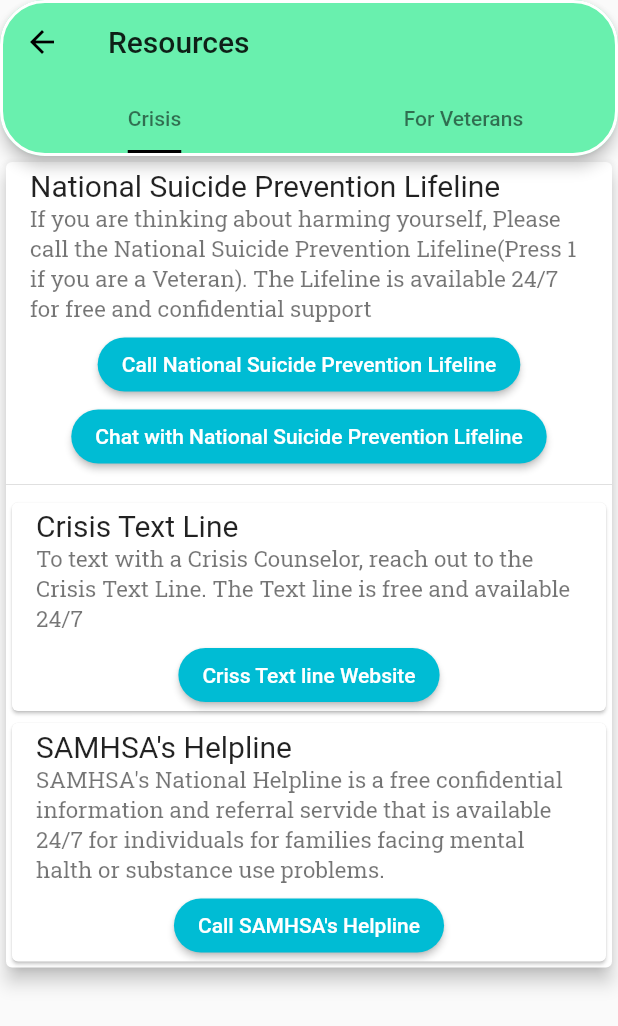
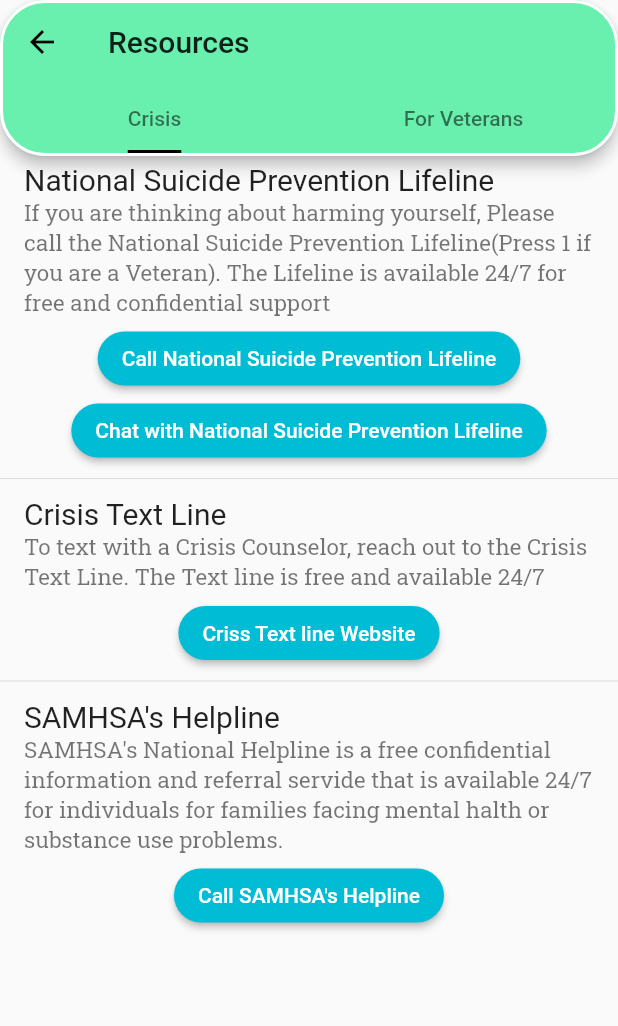
Before and after one commit to Kurama-tech/safety-ui, a Flutter app: the Resources screen opened by its route, on a phone screen of 412 x 824 dp. Shown: the top 1026 px of the screen. Run offline on Flutter 3.47's test engine with Material 2 defaults, Android fonts, the phone set to English and light mode, and no system bars; our stand-ins replace date_format, flare_flutter, flutter_local_notifications, flutter_speed_dial, google_fonts, rxdart and 2 more; accounts and stored records are empty; statements that could not run were skipped.

Commit message:
fix noti

```diff
--- a/lib/view/resourcesView.dart
+++ b/lib/view/resourcesView.dart
@@ -48,12 +48,7 @@ class _ResourcesState extends State<Resources> with TickerProviderStateMixin {
         controller: _tabController,
         children: <Widget>[
 
-          Container(
-            child:SingleChildScrollView(
-            child: Card(
-              elevation: 5,
-              clipBehavior: Clip.antiAlias,
-              child: Column(children: [
+            Column(children: [
                 ListTile(
                   //leading: Icon(Icons.label_important),
                   title: const Text(
@@ -88,8 +83,8 @@ class _ResourcesState extends State<Resources> with TickerProviderStateMixin {
                   child: Text("Chat with National Suicide Prevention Lifeline"),
                 ),
                 Divider(),
-                Card(
-                  child: Column(children: [
+
+                 Column(children: [
                     ListTile(
                       //leading: Icon(Icons.label_important),
                       title: const Text(
@@ -116,10 +111,8 @@ class _ResourcesState extends State<Resources> with TickerProviderStateMixin {
                       child: Text("Criss Text line Website"),
                     ),
                   ]),
-                ),
-                Card(
-                  clipBehavior: Clip.antiAlias,
-                  child: Column(children: [
+                  Divider(),
+                 Column(children: [
                     ListTile(
                       //leading: Icon(Icons.label_important),
                       title: const Text(
@@ -146,19 +139,14 @@ class _ResourcesState extends State<Resources> with TickerProviderStateMixin {
                       child: Text("Call SAMHSA's Helpline"),
                     ),
                   ]),
-                ),
+
               ]),
-            ),
-          ),),
 
 
-          Container(
-            child:SingleChildScrollView(
 
-            child: Card(
 
-              clipBehavior: Clip.antiAlias,
-              child: Column(children: [
+          SingleChildScrollView(
+            child: Column(children: [
                 ListTile(
                   //leading: Icon(Icons.label_important),
                   title: const Text(
@@ -182,9 +170,7 @@ class _ResourcesState extends State<Resources> with TickerProviderStateMixin {
                   child: Text("Find a VA"),
                 ),
                 Divider(),
-                Card(
-                  clipBehavior: Clip.antiAlias,
-                  child: Column(children: [
+                 Column(children: [
                     ListTile(
                       //leading: Icon(Icons.label_important),
                       title: const Text(
@@ -211,10 +197,8 @@ class _ResourcesState extends State<Resources> with TickerProviderStateMixin {
                       child: Text("Find a VET Center"),
                     ),
                   ]),
-                ),
-                Card(
-                  clipBehavior: Clip.antiAlias,
-                  child: Column(children: [
+                Divider(),
+                 Column(children: [
                     ListTile(
                       //leading: Icon(Icons.label_important),
                       title: const Text(
@@ -255,10 +239,8 @@ class _ResourcesState extends State<Resources> with TickerProviderStateMixin {
                       child: Text("Visit VA Caregiver Support website"),
                     ),
                   ]),
-                ),
-                Card(
-                  clipBehavior: Clip.antiAlias,
-                  child: Column(children: [
+                Divider(),
+                 Column(children: [
                     ListTile(
                       //leading: Icon(Icons.label_important),
                       title: const Text(
@@ -285,11 +267,11 @@ class _ResourcesState extends State<Resources> with TickerProviderStateMixin {
                       child: Text("Call Wvcc"),
                     ),
                   ]),
-                ),
+
               ]),
             ),
-          ),
-          ),
+
+
         ],
       ),
     );
```
